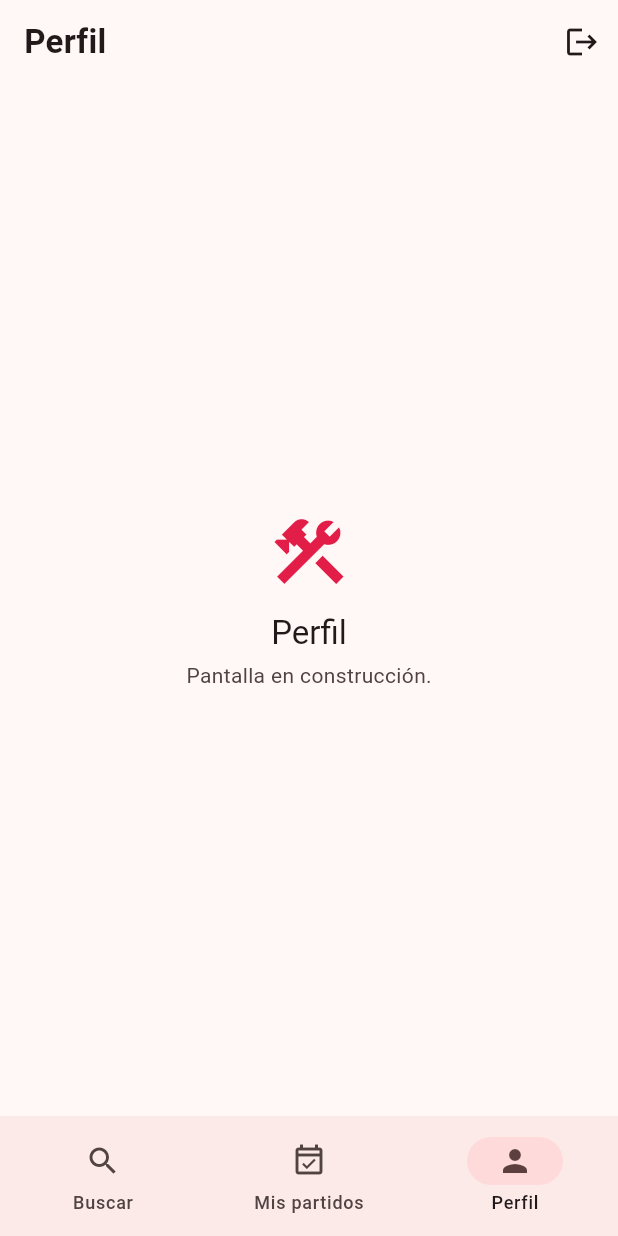
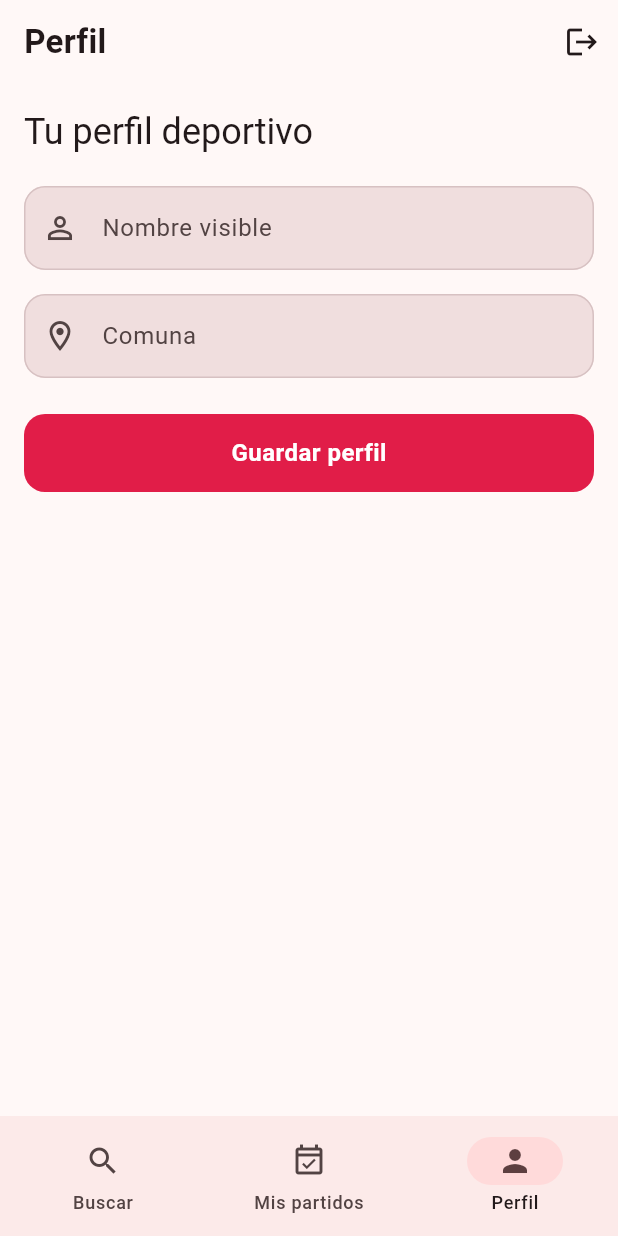
Before and after one commit to gmarinr/bvg_matchmaking, a Flutter app: the HomePage screen opened by its route, item 3 of the bottom bar chosen, on a phone screen of 412 x 824 dp. Run offline on Flutter 3.47's test engine with Material 3 defaults, Android fonts, the phone set to English and light mode, and no system bars; our stand-ins replace flutter_riverpod, go_router, supabase_flutter; accounts and stored records are empty.

Commit message:
feat(ui): connect match and profile flows

```diff
--- a/lib/features/auth/data/auth_providers.dart
+++ b/lib/features/auth/data/auth_providers.dart
@@ -18,6 +18,10 @@ final authRepositoryProvider = Provider<AuthRepository>((ref) {
   return FakeAuthRepository();
 });
 
+final currentAppUserProvider = Provider<AppUser?>((ref) {
+  return ref.watch(authRepositoryProvider).currentUser;
+});
+
 /// Sesión actual como stream. La UI y el router escuchan este provider para
 /// redirigir según haya o no usuario autenticado.
 final authStateProvider = StreamProvider<AppUser?>((ref) {
--- a/lib/features/home/presentation/home_page.dart
+++ b/lib/features/home/presentation/home_page.dart
@@ -2,10 +2,11 @@ import 'package:flutter/material.dart';
 import 'package:flutter_riverpod/flutter_riverpod.dart';
 
 import '../../auth/data/auth_providers.dart';
+import '../../matches/presentation/matches_page.dart';
+import '../../matches/presentation/my_participations_page.dart';
+import '../../profile/presentation/profile_page.dart';
 
-/// Contenedor principal tras iniciar sesión. Bottom navigation con las tres
-/// zonas del MVP. Las pantallas internas se implementan en iteraciones
-/// siguientes; por ahora son placeholders para validar navegación y tema.
+/// Contenedor principal tras iniciar sesión.
 class HomePage extends ConsumerStatefulWidget {
   const HomePage({super.key});
 
@@ -31,7 +32,14 @@ class _HomePageState extends ConsumerState<HomePage> {
           ),
         ],
       ),
-      body: _PlaceholderTab(title: _titles[_index]),
+      body: IndexedStack(
+        index: _index,
+        children: [
+          const MatchesPage(),
+          const MyParticipationsPage(),
+          const ProfilePage(),
+        ],
+      ),
       floatingActionButton: _index == 0
           ? FloatingActionButton.extended(
               onPressed: () {},
@@ -63,35 +71,3 @@ class _HomePageState extends ConsumerState<HomePage> {
     );
   }
 }
-
-class _PlaceholderTab extends StatelessWidget {
-  const _PlaceholderTab({required this.title});
-
-  final String title;
-
-  @override
-  Widget build(BuildContext context) {
-    final theme = Theme.of(context);
-    return Center(
-      child: Padding(
-        padding: const EdgeInsets.all(24),
-        child: Column(
-          mainAxisSize: MainAxisSize.min,
-          children: [
-            Icon(Icons.construction_outlined,
-                size: 56, color: theme.colorScheme.primary),
-            const SizedBox(height: 12),
-            Text(title, style: theme.textTheme.titleLarge),
-            const SizedBox(height: 4),
-            Text(
-              'Pantalla en construcción.',
-              style: theme.textTheme.bodyMedium?.copyWith(
-                color: theme.colorScheme.onSurfaceVariant,
-              ),
-            ),
-          ],
-        ),
-      ),
-    );
-  }
-}
--- a/lib/features/profile/data/profile_providers.dart
+++ b/lib/features/profile/data/profile_providers.dart
@@ -1,7 +1,9 @@
 import 'package:flutter_riverpod/flutter_riverpod.dart';
 
 import '../../../core/config/env.dart';
+import '../../../core/domain/sport.dart';
 import '../../../core/supabase/supabase_providers.dart';
+import '../domain/profile.dart';
 import '../domain/profile_repository.dart';
 import 'fake_profile_repository.dart';
 import 'supabase_profile_repository.dart';
@@ -16,3 +18,17 @@ final profileRepositoryProvider = Provider<ProfileRepository>((ref) {
   }
   return FakeProfileRepository();
 });
+
+final profileProvider = FutureProvider.autoDispose.family<Profile?, String>(
+  (ref, userId) => ref.watch(profileRepositoryProvider).getProfile(userId),
+);
+
+final sportsProvider = FutureProvider.autoDispose(
+  (ref) => ref.watch(profileRepositoryProvider).getSports(),
+);
+
+final userSportsProvider = FutureProvider.autoDispose
+    .family<List<UserSport>, String>(
+      (ref, userId) =>
+          ref.watch(profileRepositoryProvider).getUserSports(userId),
+    );
--- /dev/null
+++ b/lib/features/profile/presentation/profile_page.dart
@@ -0,0 +1,145 @@
+import 'package:flutter/material.dart';
+import 'package:flutter_riverpod/flutter_riverpod.dart';
+
+import '../../../core/errors/failures.dart';
+import '../../auth/data/auth_providers.dart';
+import '../data/profile_providers.dart';
+import '../domain/profile.dart';
+
+class ProfilePage extends ConsumerWidget {
+  const ProfilePage({super.key});
+
+  @override
+  Widget build(BuildContext context, WidgetRef ref) {
+    final user = ref.watch(currentAppUserProvider);
+    if (user == null) {
+      return const Center(child: Text('Inicia sesión para ver tu perfil.'));
+    }
+
+    final profile = ref.watch(profileProvider(user.id));
+    return profile.when(
+      loading: () => const Center(child: CircularProgressIndicator()),
+      error: (error, _) => Center(child: Text(_errorMessage(error))),
+      data: (value) => ProfileForm(userId: user.id, profile: value),
+    );
+  }
+}
+
+class ProfileForm extends ConsumerStatefulWidget {
+  const ProfileForm({required this.userId, required this.profile, super.key});
+
+  final String userId;
+  final Profile? profile;
+
+  @override
+  ConsumerState<ProfileForm> createState() => _ProfileFormState();
+}
+
+class _ProfileFormState extends ConsumerState<ProfileForm> {
+  late final TextEditingController _displayName;
+  late final TextEditingController _commune;
+  bool _loading = false;
+
+  @override
+  void initState() {
+    super.initState();
+    _displayName = TextEditingController(
+      text: widget.profile?.displayName ?? '',
+    );
+    _commune = TextEditingController(text: widget.profile?.commune ?? '');
+  }
+
+  @override
+  void dispose() {
+    _displayName.dispose();
+    _commune.dispose();
+    super.dispose();
+  }
+
+  Future<void> _save() async {
+    if (_displayName.text.trim().isEmpty || _commune.text.trim().isEmpty) {
+      ScaffoldMessenger.of(context).showSnackBar(
+        const SnackBar(content: Text('Completa tu nombre y comuna.')),
+      );
+      return;
+    }
+
+    setState(() => _loading = true);
+    final now = DateTime.now();
+    final current = widget.profile;
+    final profile = Profile(
+      id: widget.userId,
+      displayName: _displayName.text.trim(),
+      commune: _commune.text.trim(),
+      createdAt: current?.createdAt ?? now,
+      updatedAt: now,
+      avatarUrl: current?.avatarUrl,
+      generalAvailability: current?.generalAvailability,
+    );
+
+    try {
+      await ref.read(profileRepositoryProvider).upsertProfile(profile);
+      ref.invalidate(profileProvider(widget.userId));
+      if (mounted) {
+        ScaffoldMessenger.of(
+          context,
+        ).showSnackBar(const SnackBar(content: Text('Perfil guardado.')));
+      }
+    } catch (error) {
+      if (mounted) {
+        ScaffoldMessenger.of(
+          context,
+        ).showSnackBar(SnackBar(content: Text(_errorMessage(error))));
+      }
+    } finally {
+      if (mounted) setState(() => _loading = false);
+    }
+  }
+
+  @override
+  Widget build(BuildContext context) {
+    return ListView(
+      padding: const EdgeInsets.all(16),
+      children: [
+        Text(
+          'Tu perfil deportivo',
+          style: Theme.of(context).textTheme.headlineSmall,
+        ),
+        const SizedBox(height: 20),
+        TextField(
+          controller: _displayName,
+          textCapitalization: TextCapitalization.words,
+          decoration: const InputDecoration(
+            labelText: 'Nombre visible',
+            prefixIcon: Icon(Icons.person_outline),
+          ),
+        ),
+        const SizedBox(height: 16),
+        TextField(
+          controller: _commune,
+          textCapitalization: TextCapitalization.words,
+          decoration: const InputDecoration(
+            labelText: 'Comuna',
+            prefixIcon: Icon(Icons.location_on_outlined),
+          ),
+        ),
+        const SizedBox(height: 24),
+        FilledButton(
+          onPressed: _loading ? null : _save,
+          child: _loading
+              ? const SizedBox(
+                  height: 22,
+                  width: 22,
+                  child: CircularProgressIndicator(strokeWidth: 2),
+                )
+              : const Text('Guardar perfil'),
+        ),
+      ],
+    );
+  }
+}
+
+String _errorMessage(Object error) {
+  if (error is Failure) return error.message;
+  return 'No pudimos cargar la información.';
+}
```
Also changed, not shown: lib/features/matches/data/matches_providers.dart (+21 -0 lines), lib/features/matches/presentation/matches_page.dart (added, +185 -0 lines), lib/features/matches/presentation/my_participations_page.dart (added, +139 -0 lines), 1 other file.
